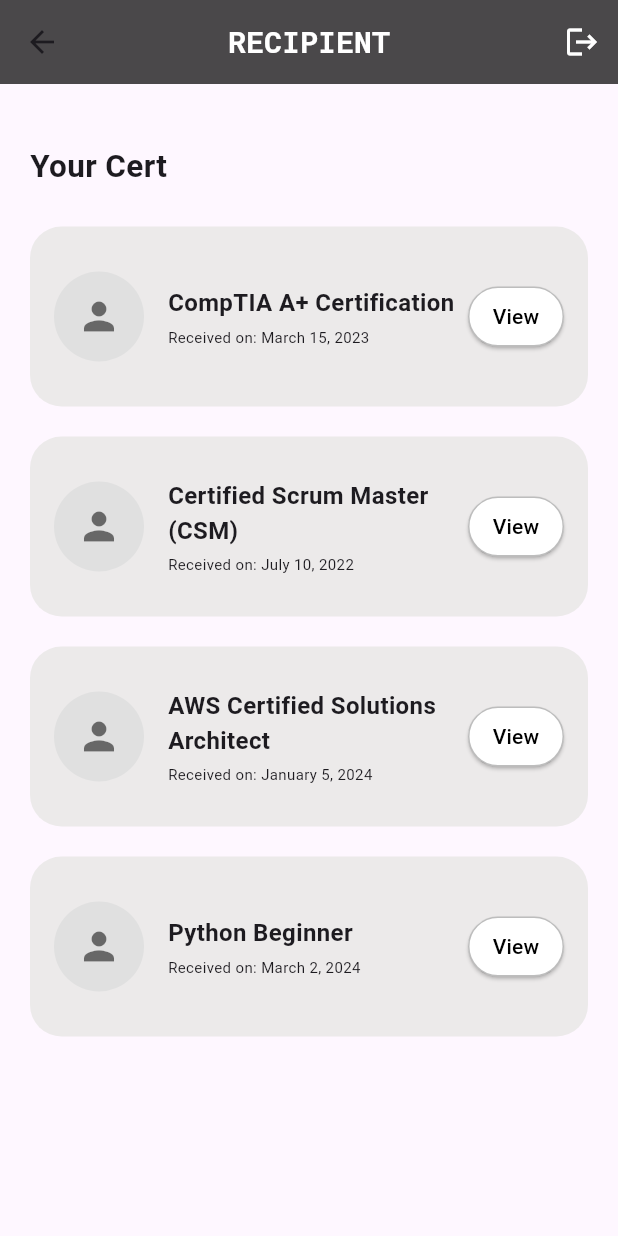
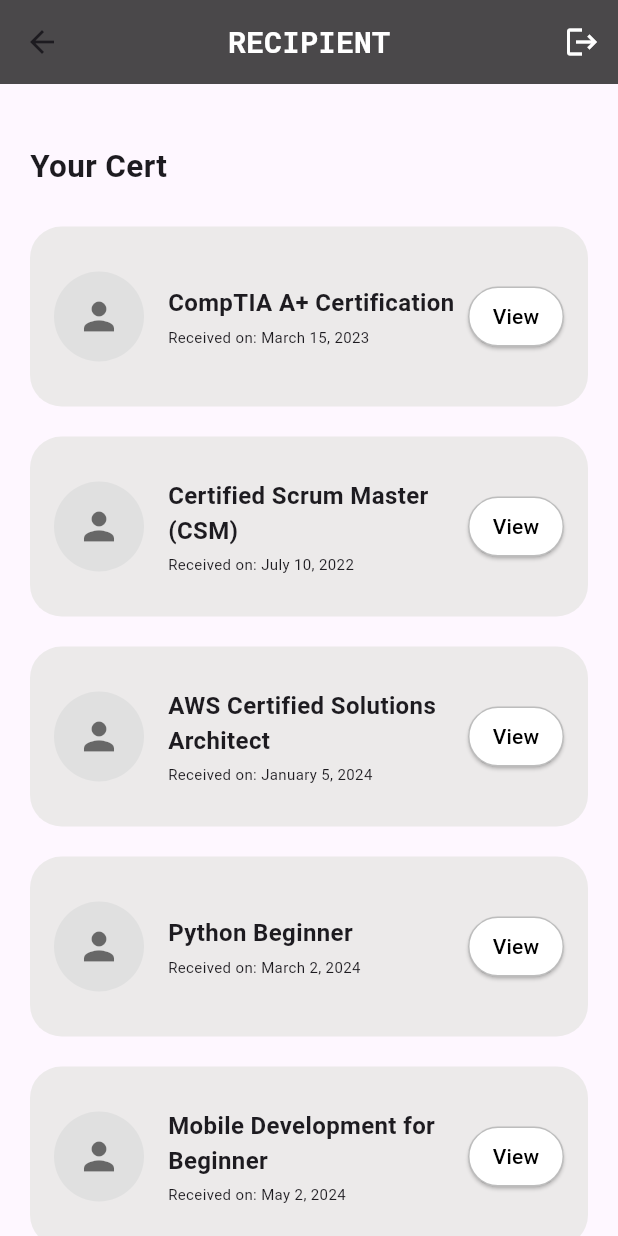
Before and after one commit to SitiFatimah0403/Digital_certificate_project, a Flutter app: the HomeScreen screen opened directly, on a phone screen of 412 x 824 dp. Run offline on Flutter 3.47's test engine with Material 3 defaults, Android fonts, the phone set to English and light mode, and no system bars; our stand-ins replace cloud_firestore, file_picker, firebase_auth, firebase_core, firebase_storage, google_sign_in and 1 more; missing offline and left inert: syncfusion_flutter_pdf; accounts and stored records are empty.

Commit message:
Adding data to test the function

```diff
--- a/lib/recipientDashboard/utils/cert_json.dart
+++ b/lib/recipientDashboard/utils/cert_json.dart
@@ -15,4 +15,8 @@ List<Map<String, dynamic>> certList = [
     'certName': 'Python Beginner',
     'receivedDate': 'March 2, 2024',
   },
+   {
+    'certName': 'Mobile Development for Beginner',
+    'receivedDate': 'May 2, 2024',
+  },
 ];
```
